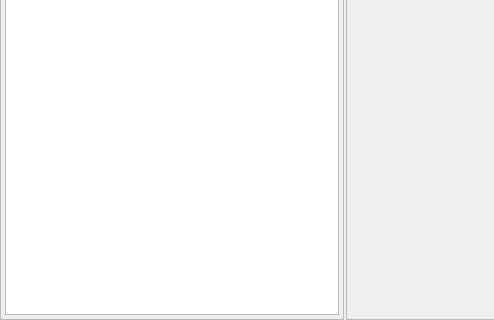
HuangNO1/stellar-neo, file ui/components/gallery.ui: the form before one commit; both pictures show x 0 to 494 and y 448 to 768 of the 1024 by 768 pixel window.
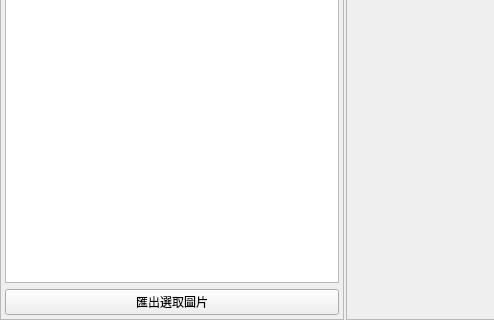
The form after the commit. Custom widgets are drawn as their Qt base class.

Commit message: feature: 加上匯出的按鈕，匯出功能待實現

```diff
--- a/ui/components/gallery.ui
+++ b/ui/components/gallery.ui
@@ -97,6 +97,13 @@
        <item>
         <widget class="ListWidget" name="image_list"/>
        </item>
+       <item>
+        <widget class="PrimaryPushButton" name="export_button">
+         <property name="text">
+          <string>匯出選取圖片</string>
+         </property>
+        </widget>
+       </item>
       </layout>
      </widget>
      <widget class="QFrame" name="middle_panel">
```
The commit also changes 4 other files.
